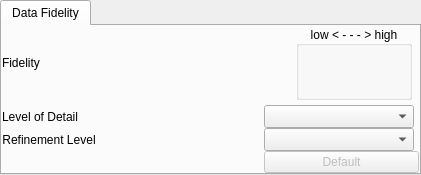
The window that apps/vaporgui/FidelityWidgetGUI.ui (StasJ/vapor-formatted) describes before a commit, drawn with Qt 5.
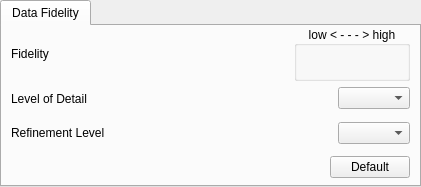
The same window after the commit.

Commit message: Fidelity widget test

```diff
--- a/apps/vaporgui/FidelityWidgetGUI.ui
+++ b/apps/vaporgui/FidelityWidgetGUI.ui
@@ -7,11 +7,11 @@
     <x>0</x>
     <y>0</y>
     <width>421</width>
-    <height>175</height>
+    <height>187</height>
    </rect>
   </property>
   <property name="sizePolicy">
-   <sizepolicy hsizetype="Preferred" vsizetype="Maximum">
+   <sizepolicy hsizetype="Preferred" vsizetype="Minimum">
     <horstretch>0</horstretch>
     <verstretch>0</verstretch>
    </sizepolicy>
@@ -19,7 +19,7 @@
   <property name="windowTitle">
    <string>Form</string>
   </property>
-  <layout class="QVBoxLayout" name="verticalLayout_2" stretch="1">
+  <layout class="QVBoxLayout" name="verticalLayout_2">
    <property name="spacing">
     <number>0</number>
    </property>
@@ -37,18 +37,6 @@
    </property>
    <item>
     <widget class="QTabWidget" name="fidelityTab">
-     <property name="sizePolicy">
-      <sizepolicy hsizetype="Expanding" vsizetype="Maximum">
-       <horstretch>0</horstretch>
-       <verstretch>0</verstretch>
-      </sizepolicy>
-     </property>
-     <property name="maximumSize">
-      <size>
-       <width>16777215</width>
-       <height>175</height>
-      </size>
-     </property>
      <property name="currentIndex">
       <number>0</number>
      </property>
@@ -56,62 +44,52 @@
       <attribute name="title">
        <string>Data Fidelity</string>
       </attribute>
-      <layout class="QVBoxLayout" name="verticalLayout_3">
-       <property name="spacing">
-        <number>0</number>
-       </property>
-       <property name="leftMargin">
-        <number>0</number>
-       </property>
-       <property name="topMargin">
-        <number>0</number>
-       </property>
-       <property name="rightMargin">
-        <number>0</number>
-       </property>
-       <property name="bottomMargin">
-        <number>0</number>
-       </property>
-       <item>
         <layout class="QVBoxLayout" name="verticalLayout">
          <property name="spacing">
           <number>0</number>
          </property>
-         <item>
-          <layout class="QHBoxLayout" name="fidelityLayout">
-           <property name="spacing">
-            <number>0</number>
-           </property>
            <property name="leftMargin">
             <number>0</number>
            </property>
+       <property name="topMargin">
+        <number>0</number>
+       </property>
            <property name="rightMargin">
-            <number>7</number>
+        <number>0</number>
            </property>
            <property name="bottomMargin">
-            <number>5</number>
+        <number>0</number>
            </property>
            <item>
-            <widget class="QLabel" name="label_11">
-             <property name="statusTip">
-              <string>Select either contours of 3D or 2D variables</string>
-             </property>
-             <property name="whatsThis">
-              <string>&lt;html&gt;&lt;head/&gt;&lt;body&gt;&lt;p&gt;Isolines can be calculated from 3D variables along arbitrarily oriented planes, or from 2D variables along a horizontally oriented plane.&lt;/p&gt;&lt;/body&gt;&lt;/html&gt;</string>
-             </property>
+        <widget class="QFrame" name="frame">
+         <property name="frameShape">
+          <enum>QFrame::NoFrame</enum>
+         </property>
+         <property name="frameShadow">
+          <enum>QFrame::Raised</enum>
+         </property>
+         <layout class="QHBoxLayout" name="horizontalLayout_4">
+          <property name="topMargin">
+           <number>0</number>
+          </property>
+          <property name="bottomMargin">
+           <number>0</number>
+          </property>
+          <item>
+           <widget class="QLabel" name="label">
              <property name="text">
               <string>Fidelity</string>
              </property>
             </widget>
            </item>
            <item>
-            <spacer name="horizontalSpacer_2">
+           <spacer name="horizontalSpacer">
              <property name="orientation">
               <enum>Qt::Horizontal</enum>
              </property>
              <property name="sizeHint" stdset="0">
               <size>
-               <width>40</width>
+              <width>197</width>
                <height>20</height>
               </size>
              </property>
@@ -137,20 +115,22 @@
             </widget>
            </item>
           </layout>
+        </widget>
          </item>
          <item>
+        <widget class="QFrame" name="frame_2">
+         <property name="frameShape">
+          <enum>QFrame::NoFrame</enum>
+         </property>
+         <property name="frameShadow">
+          <enum>QFrame::Raised</enum>
+         </property>
           <layout class="QHBoxLayout" name="horizontalLayout">
-           <property name="spacing">
-            <number>0</number>
-           </property>
-           <property name="leftMargin">
-            <number>0</number>
-           </property>
            <property name="topMargin">
             <number>0</number>
            </property>
-           <property name="rightMargin">
-            <number>5</number>
+          <property name="bottomMargin">
+           <number>0</number>
            </property>
            <item>
             <widget class="QLabel" name="textLabel1_13">
@@ -160,144 +140,91 @@
              <property name="text">
               <string>Level of Detail</string>
              </property>
-             <property name="alignment">
-              <set>Qt::AlignCenter</set>
-             </property>
-             <property name="wordWrap">
-              <bool>false</bool>
-             </property>
             </widget>
            </item>
            <item>
-            <spacer name="spacer111">
+           <spacer name="horizontalSpacer_2">
              <property name="orientation">
               <enum>Qt::Horizontal</enum>
              </property>
-             <property name="sizeType">
-              <enum>QSizePolicy::Expanding</enum>
-             </property>
              <property name="sizeHint" stdset="0">
               <size>
-               <width>30</width>
+              <width>185</width>
                <height>20</height>
               </size>
              </property>
             </spacer>
            </item>
            <item>
-            <widget class="QComboBox" name="lodCombo">
-             <property name="minimumSize">
-              <size>
-               <width>150</width>
-               <height>0</height>
-              </size>
-             </property>
-             <property name="font">
-              <font>
-               <pointsize>10</pointsize>
-              </font>
-             </property>
-             <property name="focusPolicy">
-              <enum>Qt::ClickFocus</enum>
-             </property>
-             <property name="toolTip">
-              <string>&lt;html&gt;&lt;head/&gt;&lt;body&gt;&lt;p&gt;Specify the approximation level (compression) for the data being used to calculate contour lines.&lt;/p&gt;&lt;/body&gt;&lt;/html&gt;</string>
-             </property>
-             <property name="whatsThis">
-              <string>The refinement level parameter and (in the case of VDC2 data) the level of detail (LOD) parameter control the quality of the approximation used when visualizing a variable.  The Refinement parameter selects the grid resolutiion.  Coarser resolutions require less memory (RAM); less computation by the visualization algorithms; and for VDC1 data, less storage space on disk, therefore less time to read the data.  For VDC2 data the Refinement level has no impact on disk storage.  The LOD parameter, which is only available for VDC2 data sets, selects a compression level.  Variables with greater compression require less disk storage and can thus be read from disk by vaporgui more quickly, but have no impact on memory  (RAM) or computation time required by the visualziation algorithms.  For both LOD and Refinement, level 0 corresponds to the coarsest approximation available.</string>
-             </property>
-             <property name="maxCount">
-              <number>999</number>
-             </property>
-            </widget>
-           </item>
-          </layout>
+           <widget class="QComboBox" name="lodCombo"/>
+          </item>
+         </layout>
+        </widget>
          </item>
          <item>
-          <layout class="QHBoxLayout" name="horizontalLayout_12">
-           <property name="spacing">
-            <number>0</number>
-           </property>
+        <widget class="QFrame" name="frame_3">
+         <property name="frameShape">
+          <enum>QFrame::NoFrame</enum>
+         </property>
+         <property name="frameShadow">
+          <enum>QFrame::Raised</enum>
+         </property>
+         <layout class="QHBoxLayout" name="horizontalLayout_2">
            <property name="topMargin">
             <number>0</number>
            </property>
-           <property name="rightMargin">
-            <number>5</number>
+          <property name="bottomMargin">
+           <number>0</number>
            </property>
            <item>
-            <widget class="QLabel" name="textLabel1_2">
-             <property name="toolTip">
-              <string>Select the refinement level (resolution) of the current isoline/contour plane</string>
-             </property>
+           <widget class="QLabel" name="label_3">
              <property name="text">
               <string>Refinement Level</string>
              </property>
-             <property name="alignment">
-              <set>Qt::AlignCenter</set>
-             </property>
-             <property name="wordWrap">
-              <bool>false</bool>
-             </property>
             </widget>
            </item>
            <item>
-            <spacer name="horizontalSpacer_5">
+           <spacer name="horizontalSpacer_3">
              <property name="orientation">
               <enum>Qt::Horizontal</enum>
              </property>
              <property name="sizeHint" stdset="0">
               <size>
-               <width>40</width>
+              <width>167</width>
                <height>20</height>
               </size>
              </property>
             </spacer>
            </item>
            <item>
-            <widget class="QComboBox" name="refinementCombo">
-             <property name="minimumSize">
-              <size>
-               <width>150</width>
-               <height>0</height>
-              </size>
-             </property>
-             <property name="font">
-              <font>
-               <pointsize>10</pointsize>
-              </font>
-             </property>
-             <property name="focusPolicy">
-              <enum>Qt::ClickFocus</enum>
-             </property>
-             <property name="toolTip">
-              <string>&lt;html&gt;&lt;head/&gt;&lt;body&gt;&lt;p&gt;Select the refinement level (resolution) of the data used to calculate contour lines.&lt;/p&gt;&lt;/body&gt;&lt;/html&gt;</string>
-             </property>
-             <property name="whatsThis">
-              <string>The refinement level parameter and (in the case of VDC2 data) the level of detail (LOD) parameter control the quality of the approximation used when visualizing a variable.  The Refinement parameter selects the grid resolutiion.  Coarser resolutions require less memory (RAM); less computation by the visualization algorithms; and for VDC1 data, less storage space on disk, therefore less time to read the data.  For VDC2 data the Refinement level has no impact on disk storage.  The LOD parameter, which is only available for VDC2 data sets, selects a compression level.  Variables with greater compression require less disk storage and can thus be read from disk by vaporgui more quickly, but have no impact on memory  (RAM) or computation time required by the visualziation algorithms.  For both LOD and Refinement, level 0 corresponds to the coarsest approximation available.</string>
-             </property>
-             <property name="maxCount">
-              <number>999</number>
-             </property>
-            </widget>
-           </item>
-          </layout>
+           <widget class="QComboBox" name="refinementCombo"/>
+          </item>
+         </layout>
+        </widget>
          </item>
          <item>
-          <layout class="QHBoxLayout" name="horizontalLayout_13">
-           <property name="spacing">
+        <widget class="QFrame" name="frame_4">
+         <property name="frameShape">
+          <enum>QFrame::NoFrame</enum>
+         </property>
+         <property name="frameShadow">
+          <enum>QFrame::Raised</enum>
+         </property>
+         <layout class="QHBoxLayout" name="horizontalLayout_3">
+          <property name="topMargin">
             <number>0</number>
            </property>
            <property name="bottomMargin">
             <number>0</number>
            </property>
            <item>
-            <spacer name="horizontalSpacer_9">
+           <spacer name="horizontalSpacer_4">
              <property name="orientation">
               <enum>Qt::Horizontal</enum>
              </property>
              <property name="sizeHint" stdset="0">
               <size>
-               <width>40</width>
+              <width>300</width>
                <height>20</height>
               </size>
              </property>
@@ -305,29 +232,13 @@
            </item>
            <item>
             <widget class="QPushButton" name="fidelityDefaultButton">
-             <property name="enabled">
-              <bool>false</bool>
-             </property>
-             <property name="minimumSize">
-              <size>
-               <width>155</width>
-               <height>0</height>
-              </size>
-             </property>
-             <property name="toolTip">
-              <string>&lt;html&gt;&lt;head/&gt;&lt;body&gt;&lt;p&gt;Click to set default Fidelity to current LOD and refinement levels.  The default can optionally be saved in user preferences.&lt;/p&gt;&lt;/body&gt;&lt;/html&gt;</string>
-             </property>
-             <property name="whatsThis">
-              <string>The fidelity setting controls both refinement levels and level of detail (LOD).  Click on the &quot;Set Default Fidelity&quot; button to establish a fidelity level that is interactive on the current platform.</string>
-             </property>
              <property name="text">
               <string>Default</string>
              </property>
             </widget>
            </item>
           </layout>
-         </item>
-        </layout>
+        </widget>
        </item>
       </layout>
      </widget>
```
Left out of the diff: 5 changed lines with no effect on the pictures. Lines whose indentation alone changed are shown as unchanged.
